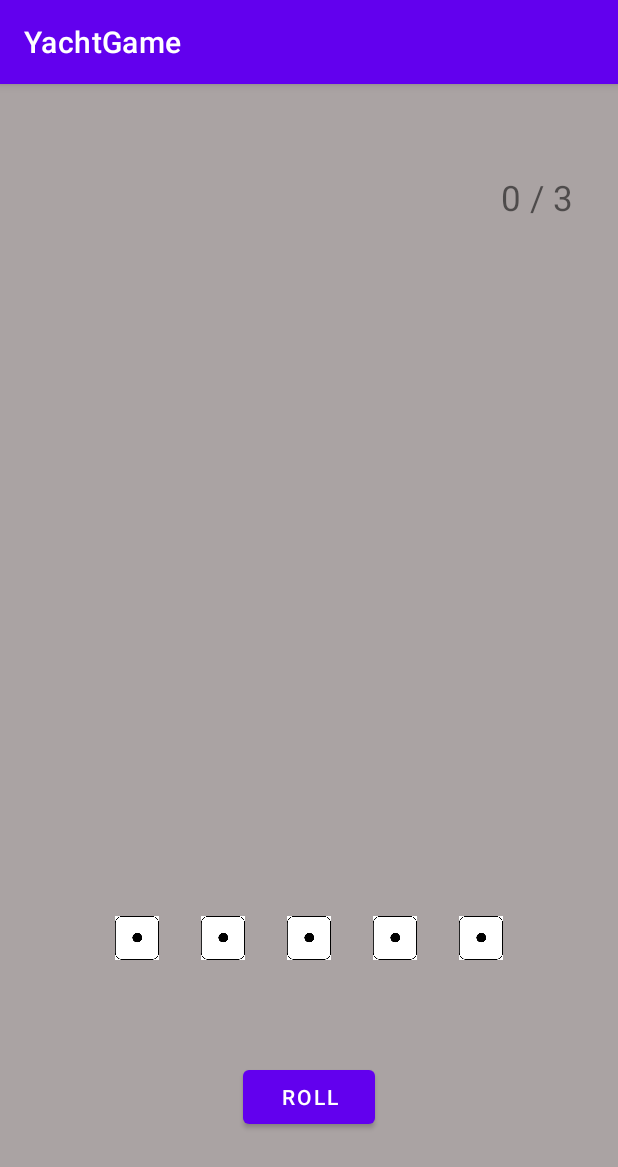
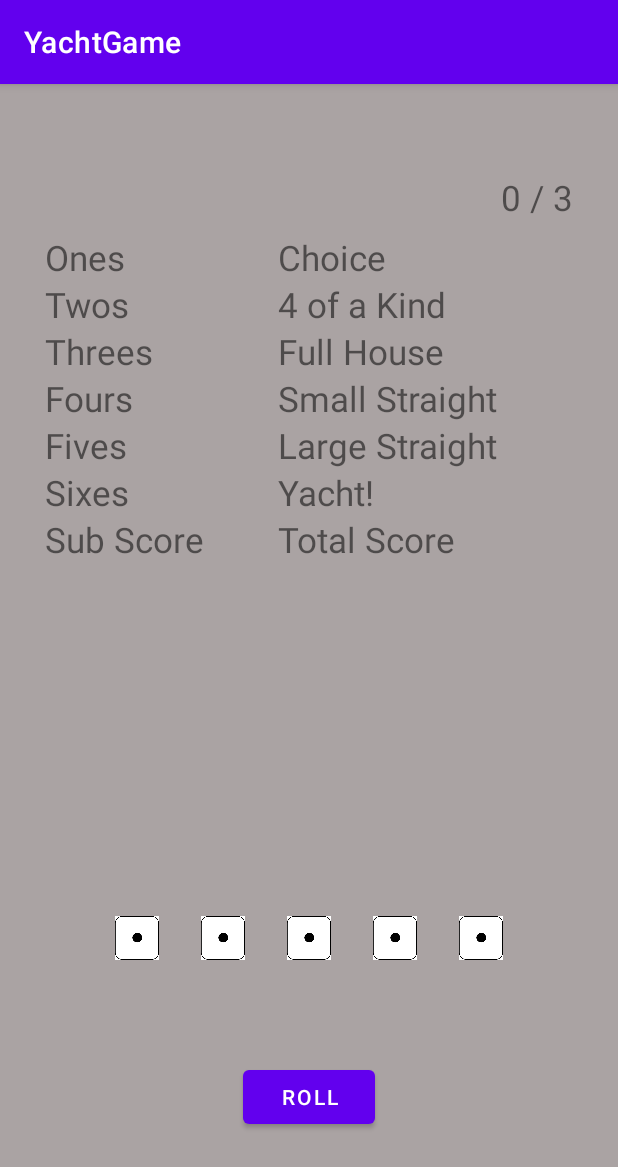
Before and after one commit to choius323/YachtGame, an Android app: the screen it shows after launch (MainActivity), on a phone screen of 412 x 824 dp. Shown: the top 1167 px of the screen. Run offline under Robolectric (Android 15) with nearby library versions, the phone set to English and light mode, and no system bars.

Commit message:
Add ScoreTable.java and text in score table

```diff
--- a/app/src/main/java/com/example/yachtgame/Dices.java
+++ b/app/src/main/java/com/example/yachtgame/Dices.java
@@ -35,6 +35,7 @@ public class Dices {
     private int rollCount = 0;
     // 주사위 값 저장
     static int[] value;
+    // 주사위 5개의 정보
     DiceInfo[] dice;
 
     public Dices(Context context) {
@@ -109,4 +110,11 @@ public class Dices {
             dice[i].keep = true;
         }
     }
+
+    public void resetDices(){
+        for (int i = 0; i < diceNumber; i++) {
+            dice[i].keep = false;
+            dice[i].imageView.setY(beginDiceY);
+        }
+    }
 }
--- a/app/src/main/java/com/example/yachtgame/MainActivity.java
+++ b/app/src/main/java/com/example/yachtgame/MainActivity.java
@@ -41,6 +41,7 @@ public class MainActivity extends AppCompatActivity {
     // 점수판 클릭(점수 입력)
     public void onClickScore(View view) {
         dices.resetRollCount();
+        dices.resetDices();
     }
 
     // 주사위 클릭(킵 설정)
--- /dev/null
+++ b/app/src/main/java/com/example/yachtgame/ScoreTable.java
@@ -0,0 +1,4 @@
+package com.example.yachtgame;
+
+public class ScoreTable {
+}
--- a/app/src/main/res/layout/activity_main.xml
+++ b/app/src/main/res/layout/activity_main.xml
@@ -16,35 +16,44 @@
         android:layout_marginTop="100dp"
         android:layout_marginEnd="30dp"
         android:layout_marginBottom="30dp"
-        android:visibility="visible">
+        android:visibility="visible"
+        android:theme="@style/TableStyle">
 
         <TableRow
             android:layout_width="match_parent"
             android:layout_height="match_parent">
 
             <TextView
+                android:id="@+id/score1Name"
+                android:layout_height="match_parent"
+                android:layout_weight="2"
+                android:onClick="onClickScore"
+                android:textAlignment="center"
+                android:text="@string/score1Name"/>
+
+            <TextView
                 android:id="@+id/score1"
-                android:layout_width="53dp"
                 android:layout_height="match_parent"
                 android:layout_weight="1"
+                android:layout_width="30dp"
+                android:onClick="onClickScore"
+                android:textAlignment="center"/>
+
+            <TextView
+                android:id="@+id/score7Name"
+                android:layout_height="match_parent"
+                android:layout_weight="2"
                 android:onClick="onClickScore"
                 android:textAlignment="center"
-                android:textSize="23sp" />
-
-            <TextView
-                android:id="@+id/textView0"
-                android:layout_width="160dp"
-                android:layout_height="wrap_content"
-                android:textSize="23sp" />
+                android:text="@string/score7Name"/>
 
             <TextView
                 android:id="@+id/score7"
-                android:layout_width="38dp"
                 android:layout_height="match_parent"
                 android:layout_weight="1"
+                android:layout_width="30dp"
                 android:onClick="onClickScore"
-                android:textAlignment="center"
-                android:textSize="23sp" />
+                android:textAlignment="center"/>
         </TableRow>
 
         <TableRow
@@ -52,23 +61,34 @@
             android:layout_height="match_parent">
 
             <TextView
+                android:id="@+id/score2Name"
+                android:layout_height="match_parent"
+                android:layout_weight="2"
+                android:onClick="onClickScore"
+                android:textAlignment="center"
+                android:text="@string/score2Name"/>
+
+            <TextView
                 android:id="@+id/score2"
-                android:layout_width="53dp"
                 android:layout_height="match_parent"
                 android:layout_weight="1"
                 android:onClick="onClickScore"
+                android:textAlignment="center"/>
+
+            <TextView
+                android:id="@+id/score8Name"
+                android:layout_height="match_parent"
+                android:layout_weight="2"
+                android:onClick="onClickScore"
                 android:textAlignment="center"
-                android:textSize="23sp" />
+                android:text="@string/score8Name"/>
 
             <TextView
                 android:id="@+id/score8"
-                android:layout_width="38dp"
                 android:layout_height="match_parent"
-                android:layout_column="2"
                 android:layout_weight="1"
                 android:onClick="onClickScore"
-                android:textAlignment="center"
-                android:textSize="23sp" />
+                android:textAlignment="center"/>
         </TableRow>
 
         <TableRow
@@ -76,23 +96,34 @@
             android:layout_height="match_parent">
 
             <TextView
+                android:id="@+id/score3Name"
+                android:layout_height="match_parent"
+                android:layout_weight="2"
+                android:onClick="onClickScore"
+                android:textAlignment="center"
+                android:text="@string/score3Name"/>
+
+            <TextView
                 android:id="@+id/score3"
-                android:layout_width="53dp"
                 android:layout_height="match_parent"
                 android:layout_weight="1"
                 android:onClick="onClickScore"
+                android:textAlignment="center"/>
+
+            <TextView
+                android:id="@+id/score9Name"
+                android:layout_height="match_parent"
+                android:layout_weight="2"
+                android:onClick="onClickScore"
                 android:textAlignment="center"
-                android:textSize="23sp" />
+                android:text="@string/score9Name"/>
 
             <TextView
                 android:id="@+id/score9"
-                android:layout_width="38dp"
                 android:layout_height="match_parent"
-                android:layout_column="2"
                 android:layout_weight="1"
                 android:onClick="onClickScore"
-                android:textAlignment="center"
-                android:textSize="23sp" />
+                android:textAlignment="center"/>
         </TableRow>
 
         <TableRow
@@ -100,23 +131,34 @@
             android:layout_height="match_parent">
 
             <TextView
+                android:id="@+id/score4Name"
+                android:layout_height="match_parent"
+                android:layout_weight="2"
+                android:onClick="onClickScore"
+                android:textAlignment="center"
+                android:text="@string/score4Name"/>
+
+            <TextView
                 android:id="@+id/score4"
-                android:layout_width="53dp"
                 android:layout_height="match_parent"
                 android:layout_weight="1"
                 android:onClick="onClickScore"
+                android:textAlignment="center"/>
+
+            <TextView
+                android:id="@+id/score10Name"
+                android:layout_height="match_parent"
+                android:layout_weight="2"
+                android:onClick="onClickScore"
                 android:textAlignment="center"
-                android:textSize="23sp" />
+                android:text="@string/score10Name"/>
 
             <TextView
                 android:id="@+id/score10"
-                android:layout_width="38dp"
                 android:layout_height="match_parent"
-                android:layout_column="2"
                 android:layout_weight="1"
                 android:onClick="onClickScore"
-                android:textAlignment="center"
-                android:textSize="23sp" />
+                android:textAlignment="center"/>
         </TableRow>
 
         <TableRow
@@ -124,24 +166,34 @@
             android:layout_height="match_parent">
 
             <TextView
+                android:id="@+id/score5Name"
+                android:layout_height="match_parent"
+                android:layout_weight="2"
+                android:onClick="onClickScore"
+                android:textAlignment="center"
+                android:text="@string/score5Name"/>
+
+            <TextView
                 android:id="@+id/score5"
-                android:layout_width="53dp"
                 android:layout_height="match_parent"
                 android:layout_weight="1"
                 android:onClick="onClickScore"
+                android:textAlignment="center"/>
+
+            <TextView
+                android:id="@+id/score11Name"
+                android:layout_height="match_parent"
+                android:layout_weight="2"
+                android:onClick="onClickScore"
                 android:textAlignment="center"
-                android:textSize="23sp" />
+                android:text="@string/score11Name"/>
 
             <TextView
                 android:id="@+id/score11"
-                android:layout_width="38dp"
                 android:layout_height="match_parent"
-                android:layout_column="2"
                 android:layout_weight="1"
                 android:onClick="onClickScore"
-                android:textAlignment="center"
-                android:textSize="23sp" />
-
+                android:textAlignment="center"/>
         </TableRow>
 
         <TableRow
@@ -149,23 +201,34 @@
             android:layout_height="match_parent">
 
             <TextView
+                android:id="@+id/score6Name"
+                android:layout_height="match_parent"
+                android:layout_weight="2"
+                android:onClick="onClickScore"
+                android:textAlignment="center"
+                android:text="@string/score6Name"/>
+
+            <TextView
                 android:id="@+id/score6"
-                android:layout_width="53dp"
                 android:layout_height="match_parent"
                 android:layout_weight="1"
                 android:onClick="onClickScore"
+                android:textAlignment="center"/>
+
+            <TextView
+                android:id="@+id/score12Name"
+                android:layout_height="match_parent"
+                android:layout_weight="2"
+                android:onClick="onClickScore"
                 android:textAlignment="center"
-                android:textSize="23sp" />
+                android:text="@string/score12Name"/>
 
             <TextView
                 android:id="@+id/score12"
-                android:layout_width="38dp"
                 android:layout_height="match_parent"
-                android:layout_column="2"
                 android:layout_weight="1"
                 android:onClick="onClickScore"
-                android:textAlignment="center"
-                android:textSize="23sp" />
+                android:textAlignment="center"/>
         </TableRow>
 
         <TableRow
@@ -173,23 +236,34 @@
             android:layout_height="match_parent">
 
             <TextView
-                android:id="@+id/bonusScore"
-                android:layout_width="53dp"
+                android:id="@+id/subScoreName"
+                android:layout_height="match_parent"
+                android:layout_weight="2"
+                android:onClick="onClickScore"
+                android:textAlignment="center"
+                android:text="@string/subScoreName"/>
+
+            <TextView
+                android:id="@+id/subScore"
                 android:layout_height="match_parent"
                 android:layout_weight="1"
                 android:onClick="onClickScore"
+                android:textAlignment="center"/>
+
+            <TextView
+                android:id="@+id/totalScoreName"
+                android:layout_height="match_parent"
+                android:layout_weight="2"
+                android:onClick="onClickScore"
                 android:textAlignment="center"
-                android:textSize="23sp" />
+                android:text="@string/totalScoreName"/>
 
             <TextView
                 android:id="@+id/totalScore"
-                android:layout_width="38dp"
                 android:layout_height="match_parent"
-                android:layout_column="2"
                 android:layout_weight="1"
                 android:onClick="onClickScore"
-                android:textAlignment="center"
-                android:textSize="23sp" />
+                android:textAlignment="center"/>
         </TableRow>
     </TableLayout>
 
@@ -258,7 +332,7 @@
         android:layout_marginEnd="176dp"
         android:layout_marginBottom="-110sp"
         android:onClick="rollDices"
-        android:text="roll" />
+        android:text="@string/rollButton" />
 
     <ImageButton
         android:id="@+id/btnReset"
--- a/app/src/main/res/values/strings.xml
+++ b/app/src/main/res/values/strings.xml
@@ -1,5 +1,18 @@
 <resources>
-    <string name="app_name">YachtGame</string>
-    <string name="dummy_button">Dummy Button</string>
-    <string name="dummy_content">DUMMY\nCONTENT</string>
+    <string name="app_name" translatable="false">YachtGame</string>
+    <string name="score1Name">Ones</string>
+    <string name="score2Name">Twos</string>
+    <string name="score3Name">Threes</string>
+    <string name="score4Name">Fours</string>
+    <string name="score5Name">Fives</string>
+    <string name="score6Name">Sixes</string>
+    <string name="score7Name">Choice</string>
+    <string name="score8Name">4 of a Kind</string>
+    <string name="score9Name">Full House</string>
+    <string name="score10Name">Small Straight</string>
+    <string name="score11Name">Large Straight</string>
+    <string name="score12Name">Yacht!</string>
+    <string name="subScoreName">Sub Score</string>
+    <string name="totalScoreName">Total Score</string>
+    <string name="rollButton">ROLL</string>
 </resources>
--- a/app/src/main/res/values/styles.xml
+++ b/app/src/main/res/values/styles.xml
@@ -9,7 +9,8 @@
         <item name="android:background">@color/black_overlay</item>
         <item name="android:buttonBarStyle">?android:attr/buttonBarStyle</item>
     </style>
+
     <style name="TableStyle" parent="">
-        <item name="android:fontFamily">@android:textSize</item>
+        <item name="android:textSize">23sp</item>
     </style>
 </resources>
```
